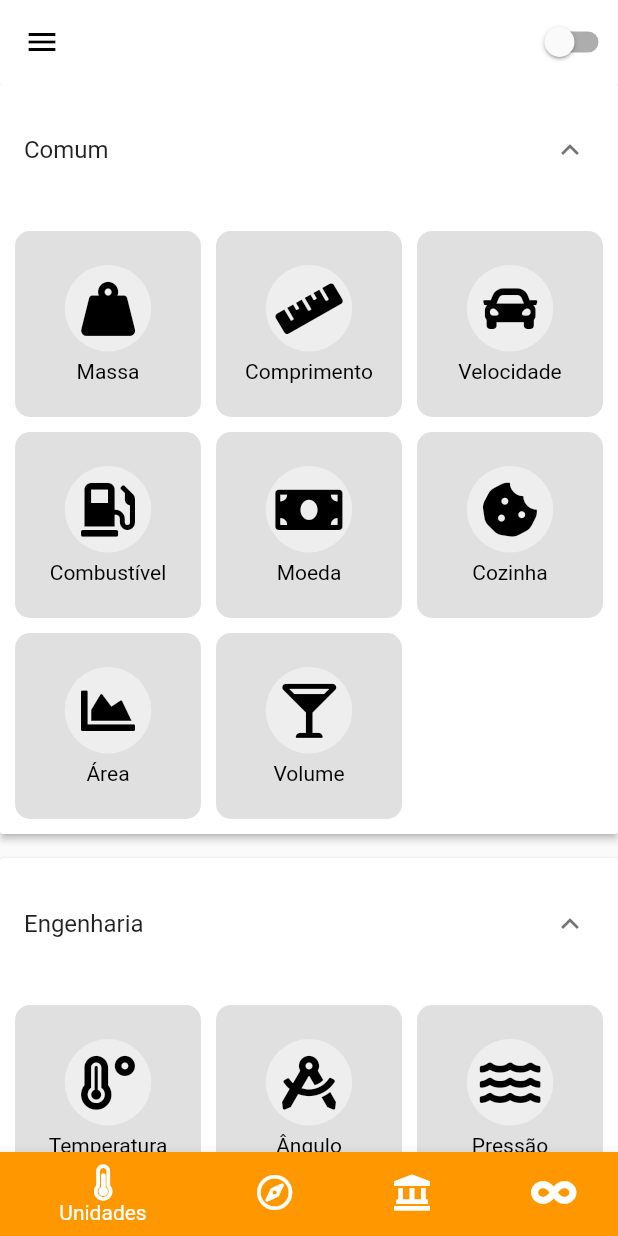
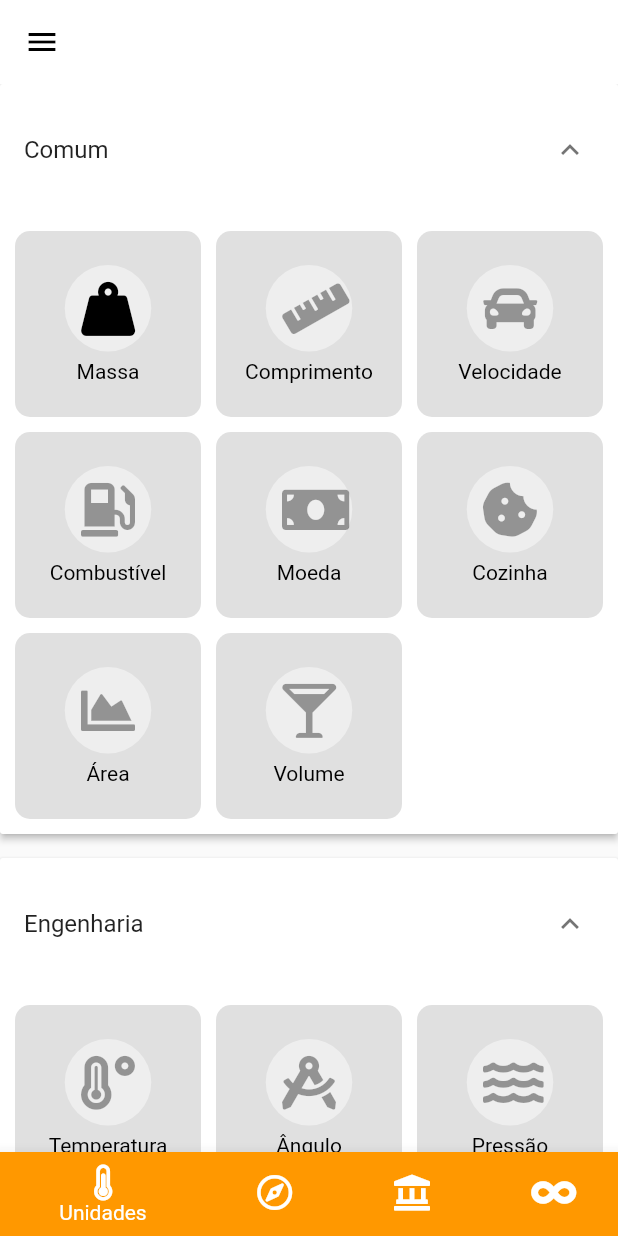
Before and after one commit to Thiago-LM/UnitConverter, a Flutter app: the BottomNavBarView screen opened directly with sample values from the repository, on a phone screen of 412 x 824 dp. Run offline on Flutter 3.47's test engine with Material 2 defaults, Android fonts, the light colour scheme and no system bars; our stand-ins replace font_awesome_flutter, get.

Commit message:
Adição do pacote get.

```diff
--- a/lib/pages/bottom_navbar_view.dart
+++ b/lib/pages/bottom_navbar_view.dart
@@ -1,12 +1,11 @@
 import 'package:flutter/material.dart';
-import 'package:provider/provider.dart';
 
 import '../pages/unit_page_view.dart';
-import '../util/app_state_notifier.dart';
 import '../util/bottom_navbar_destination.dart';
 
 class BottomNavBarView extends StatefulWidget {
-  const BottomNavBarView({Key key, this.title, this.destination}) : super(key: key);
+  const BottomNavBarView({Key key, this.title, this.destination})
+      : super(key: key);
 
   final String title;
   final Destination destination;
@@ -16,10 +15,10 @@ class BottomNavBarView extends StatefulWidget {
 }
 
 class _BottomNavBarViewState extends State<BottomNavBarView> {
-
   int _selectedIndex = 0;
 
-  static const TextStyle optionStyle = TextStyle(fontSize: 30, fontWeight: FontWeight.bold);
+  static const TextStyle optionStyle =
+      TextStyle(fontSize: 30, fontWeight: FontWeight.bold);
 
   static const List<Widget> _widgetOptions = <Widget>[
     UnitPageView(),
@@ -40,17 +39,7 @@ class _BottomNavBarViewState extends State<BottomNavBarView> {
   @override
   Widget build(BuildContext context) {
     return Scaffold(
-      appBar: AppBar(
-        title: Text(widget.title),
-        actions: <Widget>[
-          Switch(
-            value: Provider.of<AppStateNotifier>(context).isDarkModeOn,
-            onChanged: (boolVal) {
-              Provider.of<AppStateNotifier>(context, listen: false).updateTheme(boolVal);
-            },
-          ),
-        ],
-      ),
+      appBar: AppBar(title: Text(widget.title)),
       drawer: Drawer(
         child: ListView(
           padding: EdgeInsets.zero,
--- a/lib/pages/unit_page_view.dart
+++ b/lib/pages/unit_page_view.dart
@@ -44,6 +44,7 @@ class _UnitPageViewState extends State<UnitPageView> {
                   panel.value.length, (index) {
                     return MenuExpandedWidget(
                       item: panel.value[index],
+                      onPressed: panel.value[index].onPressed,
                     );
                   },
                 ),
--- a/lib/util/app_state_notifier.dart
+++ /dev/null
@@ -1,11 +0,0 @@
-import 'package:flutter/material.dart';
-
-class AppStateNotifier extends ChangeNotifier {
-
-  bool isDarkModeOn = false;
-
-  void updateTheme(bool isDarkModeOn) {
-    this.isDarkModeOn = isDarkModeOn;
-    notifyListeners();
-  }
-}
--- a/lib/util/menu_item.dart
+++ b/lib/util/menu_item.dart
@@ -1,16 +1,18 @@
 import 'package:flutter/material.dart';
+import 'package:get/get.dart';
 import 'package:font_awesome_flutter/font_awesome_flutter.dart';
 
 class MenuItem {
   IconData icon;
   double iconSize;
   String label;
+  Function onPressed;
 
-  MenuItem({this.icon, this.iconSize, this.label});
+  MenuItem({this.icon, this.iconSize, this.label, this.onPressed});
 
   static List<MenuItem> getCommonItens() {
     return [
-      MenuItem(icon: FontAwesomeIcons.weightHanging, iconSize: 36, label: 'Massa'),
+      MenuItem(icon: FontAwesomeIcons.weightHanging, iconSize: 36, label: 'Massa', onPressed: () => Get.toNamed('/WeightPage')),
       MenuItem(icon: FontAwesomeIcons.ruler, iconSize: 36, label: 'Comprimento'),
       MenuItem(icon: FontAwesomeIcons.car, iconSize: 36, label: 'Velocidade'),
       MenuItem(icon: FontAwesomeIcons.gasPump, iconSize: 36, label: 'Combustível'),
--- a/lib/widgets/menu_expanded_widget.dart
+++ b/lib/widgets/menu_expanded_widget.dart
@@ -3,9 +3,10 @@ import 'package:flutter/material.dart';
 import '../util/menu_item.dart';
 
 class MenuExpandedWidget extends StatelessWidget {
-  const MenuExpandedWidget({Key key, this.item}) : super(key: key);
+  const MenuExpandedWidget({Key key, this.item, this.onPressed}) : super(key: key);
 
   final MenuItem item;
+  final Function onPressed;
 
   @override
   Widget build(BuildContext context) {
@@ -27,10 +28,13 @@ class MenuExpandedWidget extends StatelessWidget {
               color: Colors.grey[200],
               borderRadius: BorderRadius.circular(50),
             ),
-            child: Icon(
-              item.icon,
-              size: item.iconSize,
+            child: IconButton(
+              icon: Icon(
+                item.icon,
+                size: item.iconSize,
+              ),
               color: Colors.black,
+              onPressed: onPressed,
             ),
           ),
           SizedBox(height: 5),
--- a/pubspec.yaml
+++ b/pubspec.yaml
@@ -24,7 +24,7 @@ dependencies:
   flutter:
     sdk: flutter
 
-  provider: ^4.1.2
+  get: ^3.2.2
   font_awesome_flutter: ^8.8.1
 
   # The following adds the Cupertino Icons font to your application.
```
Also changed, not shown: lib/main.dart (+10 -20 lines), lib/pages/weight_page.dart (added, +93 -0 lines), lib/route_generator.dart (added, +28 -0 lines), pubspec.lock.
